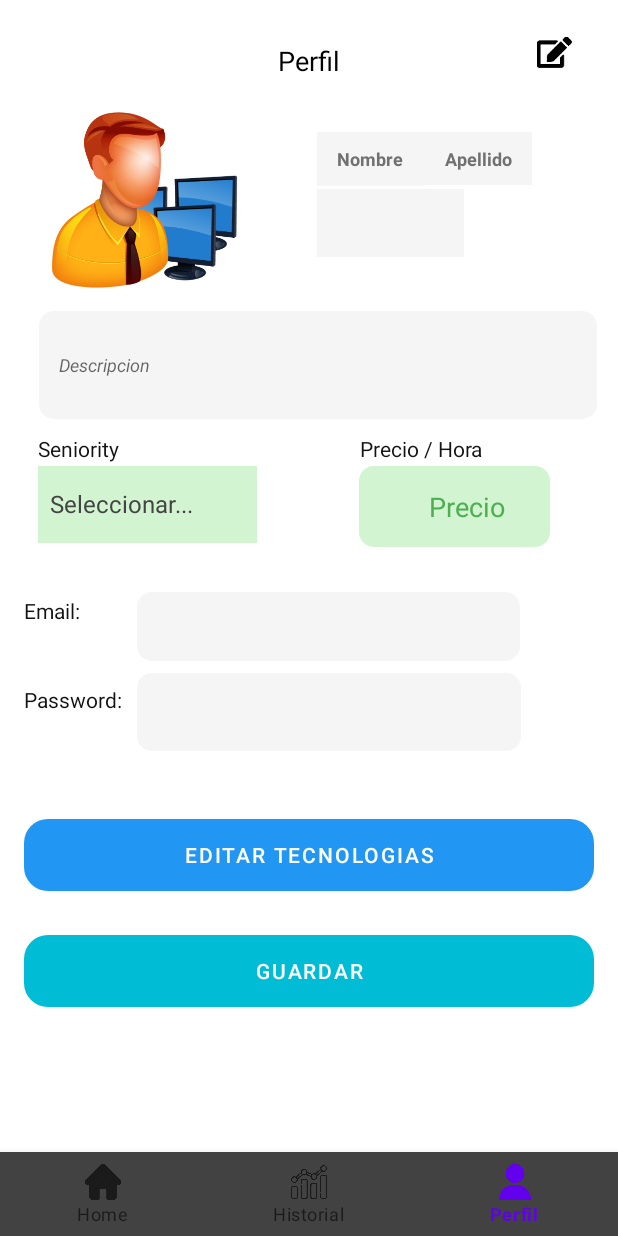
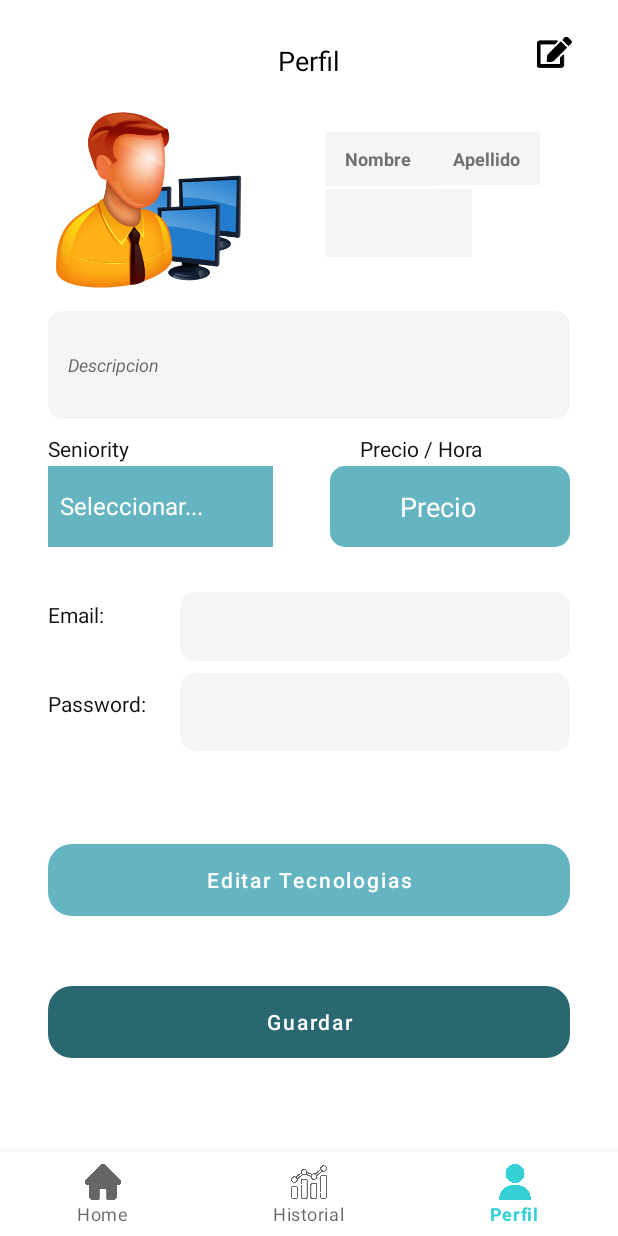
Before and after one commit to engregablesORT/proyecto-final, an Android app: the FragmentDev_perfil screen opened through its navigation route, on a phone screen of 412 x 824 dp. Run offline under Robolectric (Android 15) with nearby library versions, the light colour scheme and no system bars; our stand-ins replace Firebase (no records; nobody signed in at launch, a user with empty details on screens opened directly), navigation-ui; 1 statement that could not run was skipped.

Commit message:
Seleccion de tecnologias en contratar, ajustes esteticos

```diff
--- a/app/src/main/AndroidManifest.xml
+++ b/app/src/main/AndroidManifest.xml
@@ -12,7 +12,7 @@
         android:label="@string/app_name"
         android:roundIcon="@mipmap/ic_launcher_round"
         android:supportsRtl="true"
-        android:theme="@style/Theme.MaterialComponents.Light.NoActionBar">
+        android:theme="@style/Theme.HRITApp">
         <activity
             android:windowSoftInputMode="adjustNothing"
             android:name=".activities.Activity_Dev">
--- a/app/src/main/java/com/example/hrit_app/adapters/TecnologiaListAdapter.kt
+++ b/app/src/main/java/com/example/hrit_app/adapters/TecnologiaListAdapter.kt
@@ -47,7 +47,7 @@ class TecnologiaListAdapter(
             holder.itemView.tecnologiaActivaDev.visibility = View.VISIBLE
         }
 
-        holder.getCardLayout().setOnLongClickListener(){
+        holder.getCardLayout().setOnClickListener(){
             onItemClick(position)
         }
     }
--- a/app/src/main/java/com/example/hrit_app/fragments/dev/FragmentDev_EditTecnologias.kt
+++ b/app/src/main/java/com/example/hrit_app/fragments/dev/FragmentDev_EditTecnologias.kt
@@ -134,7 +134,7 @@ class FragmentDev_EditTecnologias : Fragment() {
             override fun onItemSelected(parent: AdapterView<*>?, view: View?, position: Int, id: Long) {
                 if (parent?.getChildAt(0) != null){
                     val spinnerTextView = parent.getChildAt(0) as TextView
-                    spinnerTextView.setTextColor(Color.DKGRAY)
+                    spinnerTextView.setTextColor(Color.WHITE)
                 }
                 // TODO implementar en siguiente historia de usuario.
             }
--- a/app/src/main/java/com/example/hrit_app/fragments/dev/FragmentDev_perfil.kt
+++ b/app/src/main/java/com/example/hrit_app/fragments/dev/FragmentDev_perfil.kt
@@ -150,7 +150,7 @@ class FragmentDev_perfil : Fragment() {
             override fun onItemSelected(parent: AdapterView<*>?, view: View?, position: Int, id: Long) {
                 if (parent?.getChildAt(0) != null){
                     val spinnerTextView = parent.getChildAt(0) as TextView
-                    spinnerTextView.setTextColor(Color.DKGRAY)
+                    spinnerTextView.setTextColor(Color.WHITE)
                 }
                 senioritySeleccionado = seniorities[position]
             }
--- a/app/src/main/res/layout/activity__dev.xml
+++ b/app/src/main/res/layout/activity__dev.xml
@@ -20,7 +20,7 @@
         android:id="@+id/bottom_bar"
         android:layout_width="match_parent"
         android:layout_height="56dp"
-        app:itemBackground="@color/cardview_dark_background"
+        app:itemBackground="@color/white"
         app:itemHorizontalTranslationEnabled="true"
         app:labelVisibilityMode="auto"
         app:layout_constraintBottom_toBottomOf="parent"
--- a/app/src/main/res/layout/activity_hr.xml
+++ b/app/src/main/res/layout/activity_hr.xml
@@ -24,7 +24,7 @@
         android:id="@+id/bottom_bar"
         android:layout_width="wrap_content"
         android:layout_height="wrap_content"
-        app:itemBackground="@color/white"
+        app:itemBackground="@color/hrit_primary"
         app:itemHorizontalTranslationEnabled="false"
         app:labelVisibilityMode="auto"
         app:layout_constraintBottom_toBottomOf="parent"
--- a/app/src/main/res/layout/fragment_dev_perfil.xml
+++ b/app/src/main/res/layout/fragment_dev_perfil.xml
@@ -11,30 +11,32 @@
         android:id="@+id/btnGuardarDevPerfil"
         android:layout_width="match_parent"
         android:layout_height="wrap_content"
-        android:layout_marginStart="16dp"
-        android:layout_marginEnd="16dp"
-        android:layout_marginBottom="30dp"
+        android:layout_marginStart="32dp"
+        android:layout_marginEnd="32dp"
+        android:layout_marginBottom="72dp"
         android:background="@drawable/button_rounded"
         android:text="Guardar"
+        android:textAllCaps="false"
         android:visibility="visible"
-        app:backgroundTint="#00BCD4"
+        app:backgroundTint="#296871"
         app:layout_constraintBottom_toBottomOf="parent"
         app:layout_constraintEnd_toEndOf="parent"
         app:layout_constraintHorizontal_bias="0.0"
         app:layout_constraintStart_toStartOf="parent"
-        app:layout_constraintTop_toBottomOf="@+id/passwordDevEditText" />
+        app:layout_constraintTop_toBottomOf="@+id/editarTecnologiasDev" />
 
     <Button
         android:id="@+id/editarTecnologiasDev"
         android:layout_width="match_parent"
         android:layout_height="wrap_content"
-        android:layout_marginStart="16dp"
+        android:layout_marginStart="32dp"
         android:layout_marginTop="15dp"
-        android:layout_marginEnd="16dp"
+        android:layout_marginEnd="32dp"
         android:background="@drawable/button_rounded"
         android:text="Editar Tecnologias"
+        android:textAllCaps="false"
         android:visibility="visible"
-        app:backgroundTint="#2196F3"
+        app:backgroundTint="#64B5C1"
         app:layout_constraintBottom_toTopOf="@+id/btnGuardarDevPerfil"
         app:layout_constraintEnd_toEndOf="parent"
         app:layout_constraintHorizontal_bias="0.0"
@@ -67,11 +69,13 @@
 
     <ImageView
         android:id="@+id/imgDevPerfil"
-        android:layout_width="129dp"
+        android:layout_width="0dp"
         android:layout_height="127dp"
         android:layout_marginStart="32dp"
         android:layout_marginTop="68dp"
+        android:layout_marginEnd="245dp"
         android:src="@drawable/at_default"
+        app:layout_constraintEnd_toEndOf="parent"
         app:layout_constraintStart_toStartOf="parent"
         app:layout_constraintTop_toTopOf="parent" />
 
@@ -94,28 +98,30 @@
 
     <EditText
         android:id="@+id/precioPorHoraEditText"
-        android:layout_width="127dp"
+        android:layout_width="0dp"
         android:layout_height="54dp"
         android:layout_marginHorizontal="15dp"
+        android:layout_marginStart="220dp"
         android:layout_marginTop="2dp"
-        android:layout_marginEnd="45dp"
+        android:layout_marginEnd="32dp"
         android:background="@drawable/input_rounded"
-        android:backgroundTint="#D2F4D1"
+        android:backgroundTint="#64B5C1"
         android:hint="Precio"
         android:paddingLeft="70px"
-        android:textColor="#4CAF50"
-        android:textColorHint="#4CAF50"
+        android:textColor="#FFFFFF"
+        android:textColorHint="#FFFFFF"
         android:textSize="18sp"
         app:layout_constraintEnd_toEndOf="parent"
+        app:layout_constraintStart_toStartOf="parent"
         app:layout_constraintTop_toBottomOf="@+id/tecnologiasDevText4" />
 
     <EditText
         android:id="@+id/emailDevEditText"
-        android:layout_width="255dp"
+        android:layout_width="0dp"
         android:layout_height="46dp"
-        android:layout_marginStart="25dp"
+        android:layout_marginStart="120dp"
         android:layout_marginTop="30dp"
-        android:layout_marginEnd="2dp"
+        android:layout_marginEnd="32dp"
         android:background="@drawable/input_rounded"
         android:backgroundTint="#F6F5F5"
         android:paddingLeft="20px"
@@ -123,17 +129,16 @@
         android:textColorHint="#4CAF50"
         android:textSize="12sp"
         app:layout_constraintEnd_toEndOf="parent"
-        app:layout_constraintHorizontal_bias="0.127"
-        app:layout_constraintStart_toEndOf="@+id/emailDevText"
+        app:layout_constraintStart_toStartOf="parent"
         app:layout_constraintTop_toBottomOf="@+id/precioPorHoraEditText" />
 
     <EditText
         android:id="@+id/passwordDevEditText"
-        android:layout_width="256dp"
+        android:layout_width="0dp"
         android:layout_height="52dp"
-        android:layout_marginStart="7dp"
+        android:layout_marginStart="120dp"
         android:layout_marginTop="8dp"
-        android:layout_marginEnd="140dp"
+        android:layout_marginEnd="32dp"
         android:background="@drawable/input_rounded"
         android:backgroundTint="#F6F5F5"
         android:paddingLeft="20px"
@@ -141,8 +146,7 @@
         android:textColorHint="#000000"
         android:textSize="12sp"
         app:layout_constraintEnd_toEndOf="parent"
-        app:layout_constraintHorizontal_bias="0.0"
-        app:layout_constraintStart_toEndOf="@+id/passwordDevText"
+        app:layout_constraintStart_toStartOf="parent"
         app:layout_constraintTop_toBottomOf="@+id/emailDevEditText" />
 
     <EditText
@@ -161,12 +165,12 @@
 
     <EditText
         android:id="@+id/descripcionDev"
-        android:layout_width="372dp"
+        android:layout_width="0dp"
         android:layout_height="72dp"
         android:layout_marginHorizontal="10dp"
         android:layout_marginStart="32dp"
         android:layout_marginTop="12dp"
-        android:layout_marginEnd="15dp"
+        android:layout_marginEnd="32dp"
         android:background="@drawable/input_rounded"
         android:backgroundTint="#F6F5F5"
         android:hint="Descripcion"
@@ -196,9 +200,9 @@
 
     <TextView
         android:id="@+id/tecnologiasDevText2"
-        android:layout_width="wrap_content"
+        android:layout_width="0dp"
         android:layout_height="wrap_content"
-        android:layout_marginStart="25dp"
+        android:layout_marginStart="32dp"
         android:layout_marginTop="10dp"
         android:text="Seniority"
         android:textColor="#131313"
@@ -207,9 +211,9 @@
 
     <TextView
         android:id="@+id/emailDevText"
-        android:layout_width="wrap_content"
+        android:layout_width="0dp"
         android:layout_height="wrap_content"
-        android:layout_marginStart="16dp"
+        android:layout_marginStart="32dp"
         android:layout_marginTop="35dp"
         android:text="Email: "
         android:textColor="#131313"
@@ -218,9 +222,9 @@
 
     <TextView
         android:id="@+id/passwordDevText"
-        android:layout_width="68dp"
+        android:layout_width="0dp"
         android:layout_height="22dp"
-        android:layout_marginStart="16dp"
+        android:layout_marginStart="32dp"
         android:layout_marginTop="40dp"
         android:text="Password: "
         android:textColor="#131313"
@@ -240,14 +244,16 @@
 
     <Spinner
         android:id="@+id/spinnerSeniority"
-        android:layout_width="146dp"
-        android:layout_height="51dp"
-        android:layout_marginStart="25dp"
+        android:layout_width="0dp"
+        android:layout_height="54dp"
+        android:layout_marginStart="32dp"
         android:layout_marginTop="2dp"
+        android:layout_marginEnd="230dp"
         android:background="@drawable/button_rounded"
-        android:backgroundTint="#D2F4D1"
-        android:textColor="#4CAF50"
-        android:textColorHint="#4CAF50"
+        android:backgroundTint="#64B5C1"
+        android:textColor="#FFFFFF"
+        android:textColorHint="#FFFFFF"
+        app:layout_constraintEnd_toEndOf="parent"
         app:layout_constraintStart_toStartOf="parent"
         app:layout_constraintTop_toBottomOf="@+id/tecnologiasDevText2" />
 
--- a/app/src/main/res/values/colors.xml
+++ b/app/src/main/res/values/colors.xml
@@ -12,4 +12,5 @@
     <color name="bg_bottom">#043E6C</color>
     <color name="bg_singup">#FF094F87</color>
     <color name="hrit_primary">#296871</color>
+    <color name="hrit_secondary">#33D0D5</color>
 </resources>
--- a/app/src/main/res/values/themes.xml
+++ b/app/src/main/res/values/themes.xml
@@ -1,14 +1,14 @@
 <resources xmlns:tools="http://schemas.android.com/tools">
     <!-- Base application theme. -->
-    <style name="Theme.HRITApp" parent="Theme.MaterialComponents.DayNight.DarkActionBar">
+    <style name="Theme.HRITApp" parent="Theme.MaterialComponents.DayNight.NoActionBar">
         <!-- Primary brand color. -->
-        <item name="colorPrimary">@color/purple_500</item>
-        <item name="colorPrimaryVariant">@color/purple_700</item>
+        <item name="colorPrimary">@color/hrit_secondary</item>
+        <item name="colorPrimaryVariant">@color/black</item>
         <item name="colorOnPrimary">@color/white</item>
         <!-- Secondary brand color. -->
         <item name="colorSecondary">@color/teal_200</item>
         <item name="colorSecondaryVariant">@color/teal_700</item>
-        <item name="colorOnSecondary">@color/black</item>
+        <item name="colorOnSecondary">@color/purple_200</item>
         <!-- Status bar color. -->
         <item name="android:statusBarColor" tools:targetApi="l">?attr/colorPrimaryVariant</item>
         <!-- Customize your theme here. -->
```
Also changed, not shown: app/src/main/java/com/example/hrit_app/adapters/AsesorTecnicoListAdapter.kt (+7 -0 lines), app/src/main/java/com/example/hrit_app/entities/Entrevista.kt (+6 -2 lines), app/src/main/java/com/example/hrit_app/fragments/rrhh/FragmentHRContratar.kt (+29 -9 lines), app/src/main/res/layout/fragment_dev__edit_tecnologias.xml (+18 -14 lines), app/src/main/res/layout/fragment_hr__home.xml (+21 -15 lines), app/src/main/res/layout/fragment_login.xml (+42 -42 lines), app/src/main/res/layout/item_at.xml (+25 -23 lines), app/src/main/res/drawable-xxhdpi/user_at.png (added).
